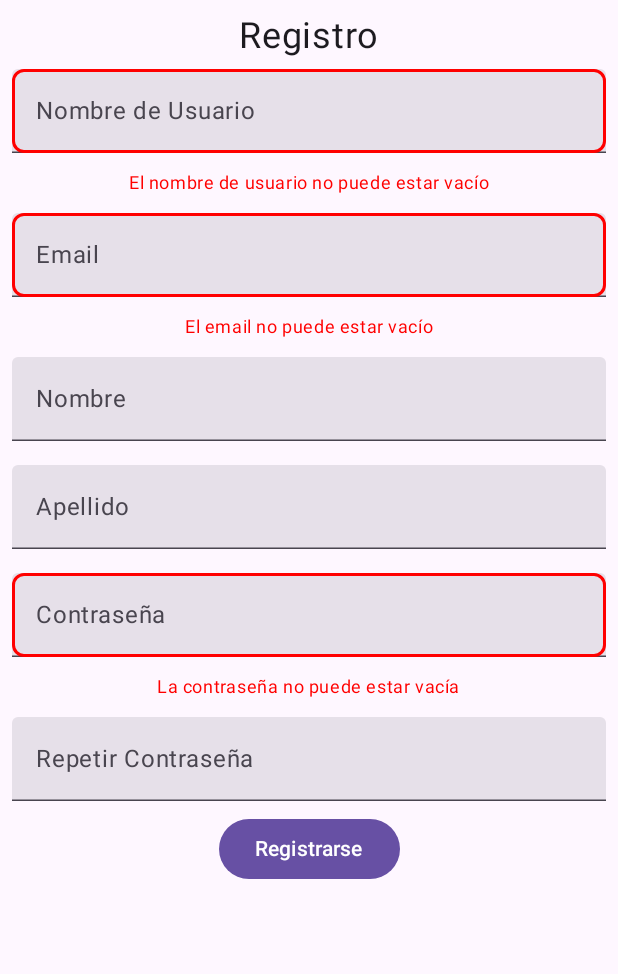
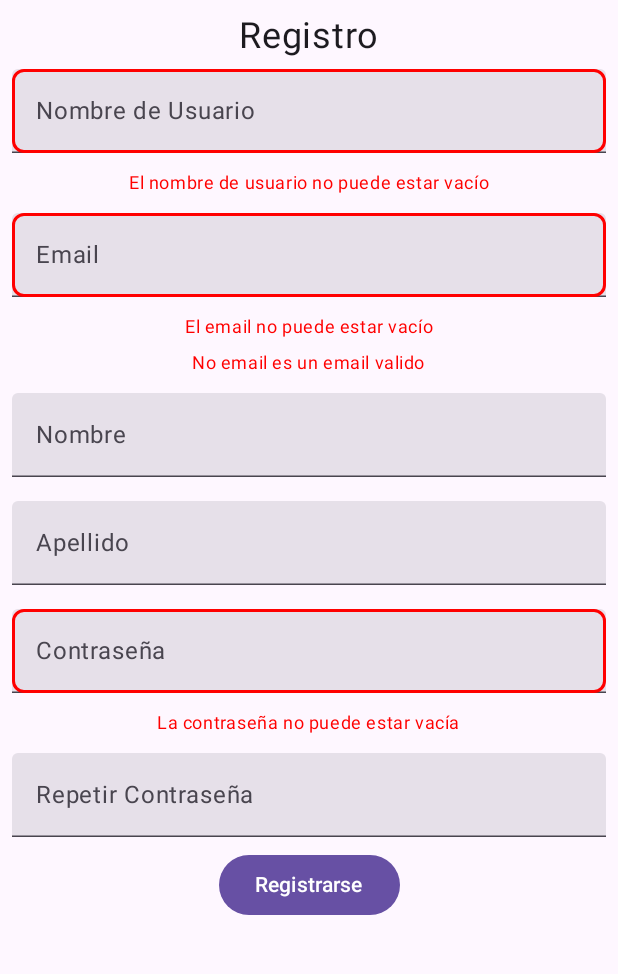
Before and after one commit to CroiXan/talk-companion, an Android app built with Jetpack Compose: the RegistroActivity screen opened directly, with no data from a screen before it, after a tap on "Registrarse", on a phone screen of 412 x 824 dp, the part 96-1070 px from its top. Run offline under Robolectric (Android 15) with nearby library versions, the phone set to English and light mode, and no system bars.

Commit message:
manejo de regex  en formulario de registro

```diff
--- a/app/src/main/java/com/example/talkcompanion/feature/usermanagement/components/RegistroScreen.kt
+++ b/app/src/main/java/com/example/talkcompanion/feature/usermanagement/components/RegistroScreen.kt
@@ -42,6 +42,14 @@ fun RegistroScreen(innerPadding: PaddingValues, context: Context) {
     var repetirContrasena by remember { mutableStateOf("") }
     var isSameContrasena by remember { mutableStateOf(true) }
 
+    var validUserName by remember { mutableStateOf(true) }
+    var validEmailFormat by remember { mutableStateOf(true) }
+    var validFirstName by remember { mutableStateOf(true) }
+    var validLastName by remember { mutableStateOf(true) }
+
+    val symbolsCharacters = "[@,.()|<>&\"';+=_-]".toRegex()
+    val emailFormat = "^[\\w-\\.]+@([\\w-]+\\.)+[\\w-]{2,4}$".toRegex()
+
     Column(
         modifier = Modifier
             .fillMaxSize()
@@ -63,7 +71,7 @@ fun RegistroScreen(innerPadding: PaddingValues, context: Context) {
                 .padding(8.dp)
                 .border(
                     width = 2.dp,
-                    color = if (isUserNameEmpty) Color.Red else Color.Transparent,
+                    color = if (isUserNameEmpty || !validUserName) Color.Red else Color.Transparent,
                     shape = MaterialTheme.shapes.small
                 )
         )
@@ -73,6 +81,13 @@ fun RegistroScreen(innerPadding: PaddingValues, context: Context) {
                 style = MaterialTheme.typography.bodySmall,
                 modifier = Modifier.padding(4.dp))
         }
+        if (!validUserName) {
+            Text(text = "El nombre de usuario no puede contener simbolos",
+                color = Color.Red,
+                style = MaterialTheme.typography.bodySmall,
+                modifier = Modifier.padding(4.dp))
+        }
+
         TextField(
             value = email,
             onValueChange = {
@@ -86,7 +101,7 @@ fun RegistroScreen(innerPadding: PaddingValues, context: Context) {
                 .padding(8.dp)
                 .border(
                     width = 2.dp,
-                    color = if (isEmailEmpty) Color.Red else Color.Transparent,
+                    color = if (isEmailEmpty || !validEmailFormat) Color.Red else Color.Transparent,
                     shape = MaterialTheme.shapes.small
                 )
         )
@@ -96,6 +111,13 @@ fun RegistroScreen(innerPadding: PaddingValues, context: Context) {
                 style = MaterialTheme.typography.bodySmall,
                 modifier = Modifier.padding(4.dp))
         }
+        if (!validEmailFormat) {
+            Text(text = "No email es un email valido",
+                color = Color.Red,
+                style = MaterialTheme.typography.bodySmall,
+                modifier = Modifier.padding(4.dp))
+        }
+
         TextField(
             value = firstName,
             onValueChange = {
@@ -107,7 +129,19 @@ fun RegistroScreen(innerPadding: PaddingValues, context: Context) {
             modifier = Modifier
                 .fillMaxWidth()
                 .padding(8.dp)
+                .border(
+                    width = 2.dp,
+                    color = if (!validFirstName) Color.Red else Color.Transparent,
+                    shape = MaterialTheme.shapes.small
+                )
         )
+        if (!validFirstName) {
+            Text(text = "El nombre no puede contener simbolos",
+                color = Color.Red,
+                style = MaterialTheme.typography.bodySmall,
+                modifier = Modifier.padding(4.dp))
+        }
+
         TextField(
             value = lastName,
             onValueChange = {
@@ -119,7 +153,19 @@ fun RegistroScreen(innerPadding: PaddingValues, context: Context) {
             modifier = Modifier
                 .fillMaxWidth()
                 .padding(8.dp)
+                .border(
+                    width = 2.dp,
+                    color = if (!validLastName) Color.Red else Color.Transparent,
+                    shape = MaterialTheme.shapes.small
+                )
         )
+        if (!validLastName) {
+            Text(text = "El apellido no puede contener simbolos",
+                color = Color.Red,
+                style = MaterialTheme.typography.bodySmall,
+                modifier = Modifier.padding(4.dp))
+        }
+
         TextField(
             value = contrasena,
             onValueChange = {
@@ -144,6 +190,7 @@ fun RegistroScreen(innerPadding: PaddingValues, context: Context) {
                 style = MaterialTheme.typography.bodySmall,
                 modifier = Modifier.padding(4.dp))
         }
+
         TextField(
             value = repetirContrasena,
             onValueChange = {
@@ -168,12 +215,22 @@ fun RegistroScreen(innerPadding: PaddingValues, context: Context) {
                 style = MaterialTheme.typography.bodySmall,
                 modifier = Modifier.padding(4.dp))
         }
+
         Button(onClick = {
             isUserNameEmpty = userName.isEmpty()
             isEmailEmpty = email.isEmpty()
             isContrasenaEmpty = contrasena.isEmpty()
             isSameContrasena = contrasena == repetirContrasena
-            if (!isUserNameEmpty && !isEmailEmpty && !isContrasenaEmpty && isSameContrasena) {
+
+            validUserName = !symbolsCharacters.containsMatchIn(userName)
+            validEmailFormat = emailFormat.containsMatchIn(email)
+            validFirstName = !symbolsCharacters.containsMatchIn(firstName)
+            validLastName = !symbolsCharacters.containsMatchIn(lastName)
+
+            if (!isUserNameEmpty && !isEmailEmpty &&
+                !isContrasenaEmpty && isSameContrasena &&
+                validUserName && validEmailFormat &&
+                validFirstName && validLastName) {
                 val newUser = User(userName, email, contrasena, firstName, lastName, "")
                 createOrUpdateUser(context, newUser)
                 Toast.makeText(context, "Registro correcto", Toast.LENGTH_SHORT).show()
```
